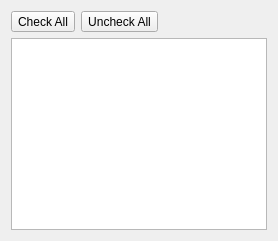
TSE-Systems/tse-analytics, file tse_analytics/views/selection/animals/animals_widget.ui: the form before one commit.
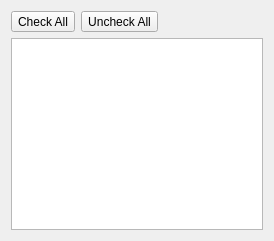
The form after the commit.

Commit message: Fixes and refactoring. Got rid of animal selection by clicking (now the only selection is via check-boxes).

```diff
--- a/tse_analytics/views/selection/animals/animals_widget.ui
+++ b/tse_analytics/views/selection/animals/animals_widget.ui
@@ -3,6 +3,14 @@
  <author>Anton Rau</author>
  <class>AnimalsWidget</class>
  <widget class="QWidget" name="AnimalsWidget">
+  <property name="geometry">
+   <rect>
+    <x>0</x>
+    <y>0</y>
+    <width>274</width>
+    <height>241</height>
+   </rect>
+  </property>
   <layout class="QVBoxLayout" name="verticalLayout">
    <item>
     <layout class="QHBoxLayout" name="toolbar">
```
Left out of the diff: 4 changed lines with no effect on the pictures. The commit also changes 21 other files.
